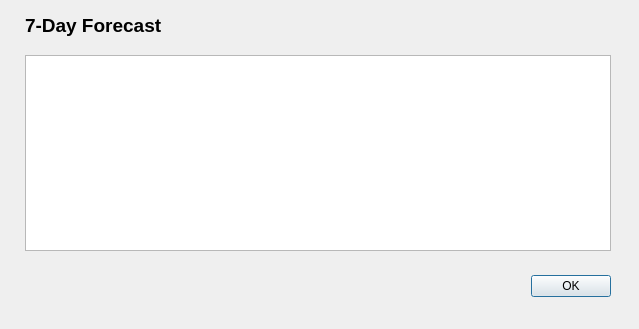
Before: the Qt Designer form seven_day_forecast.ui in itinstructor/OWMOneCallPySide6, drawn with Qt 5.
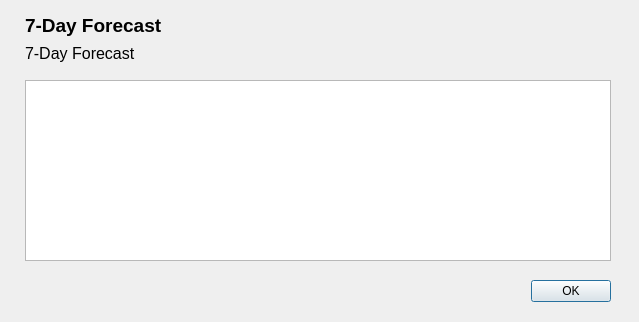
After: the same form once the commit is applied.

Commit message:
Update Dialog Boxes
Moved address out of list box into a separate label.

The edit to the form file:
```diff
--- a/seven_day_forecast.ui
+++ b/seven_day_forecast.ui
@@ -10,7 +10,7 @@
     <x>0</x>
     <y>0</y>
     <width>639</width>
-    <height>329</height>
+    <height>322</height>
    </rect>
   </property>
   <property name="windowTitle">
@@ -23,7 +23,7 @@
    <property name="geometry">
     <rect>
      <x>270</x>
-     <y>270</y>
+     <y>275</y>
      <width>341</width>
      <height>32</height>
     </rect>
@@ -39,9 +39,9 @@
    <property name="geometry">
     <rect>
      <x>25</x>
-     <y>55</y>
+     <y>80</y>
      <width>586</width>
-     <height>196</height>
+     <height>181</height>
     </rect>
    </property>
    <property name="font">
@@ -69,6 +69,25 @@
     <string notr="true">7-Day Forecast</string>
    </property>
   </widget>
+  <widget class="QLabel" name="lbl_location">
+   <property name="geometry">
+    <rect>
+     <x>25</x>
+     <y>40</y>
+     <width>581</width>
+     <height>26</height>
+    </rect>
+   </property>
+   <property name="font">
+    <font>
+     <pointsize>12</pointsize>
+     <bold>false</bold>
+    </font>
+   </property>
+   <property name="text">
+    <string notr="true">7-Day Forecast</string>
+   </property>
+  </widget>
  </widget>
  <resources/>
  <connections>
```
The commit also changes 6 other files.
